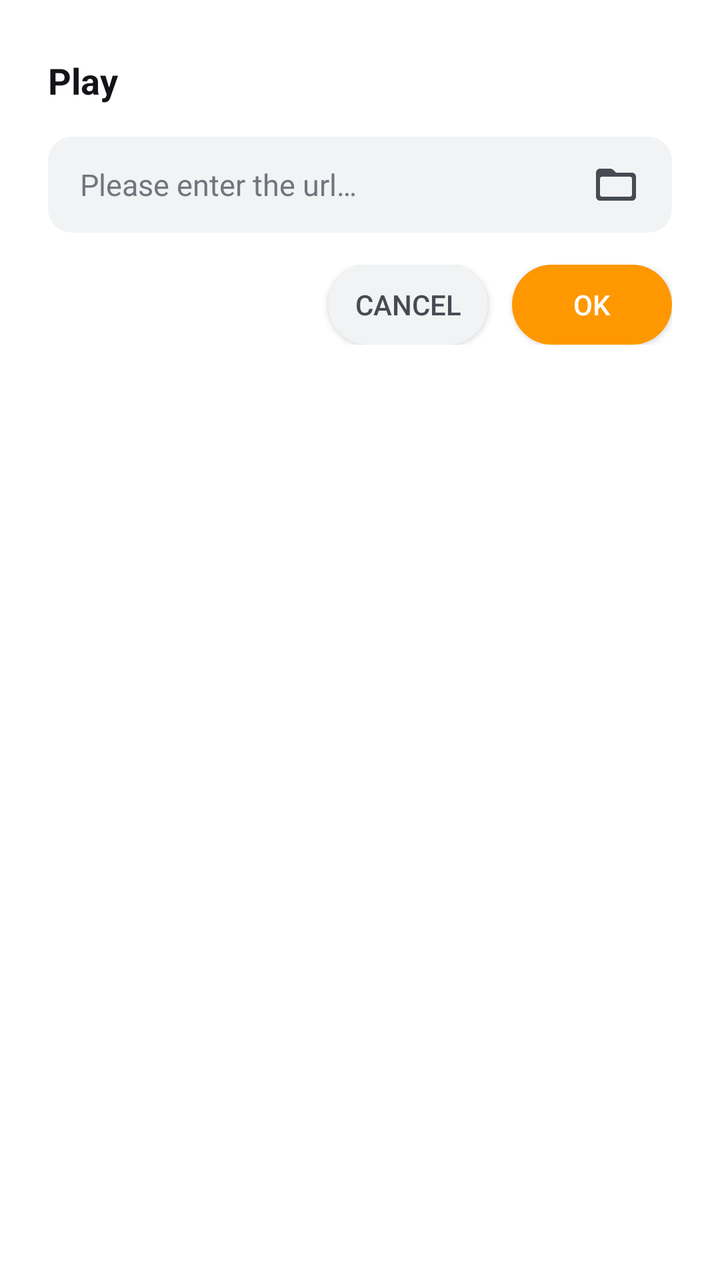
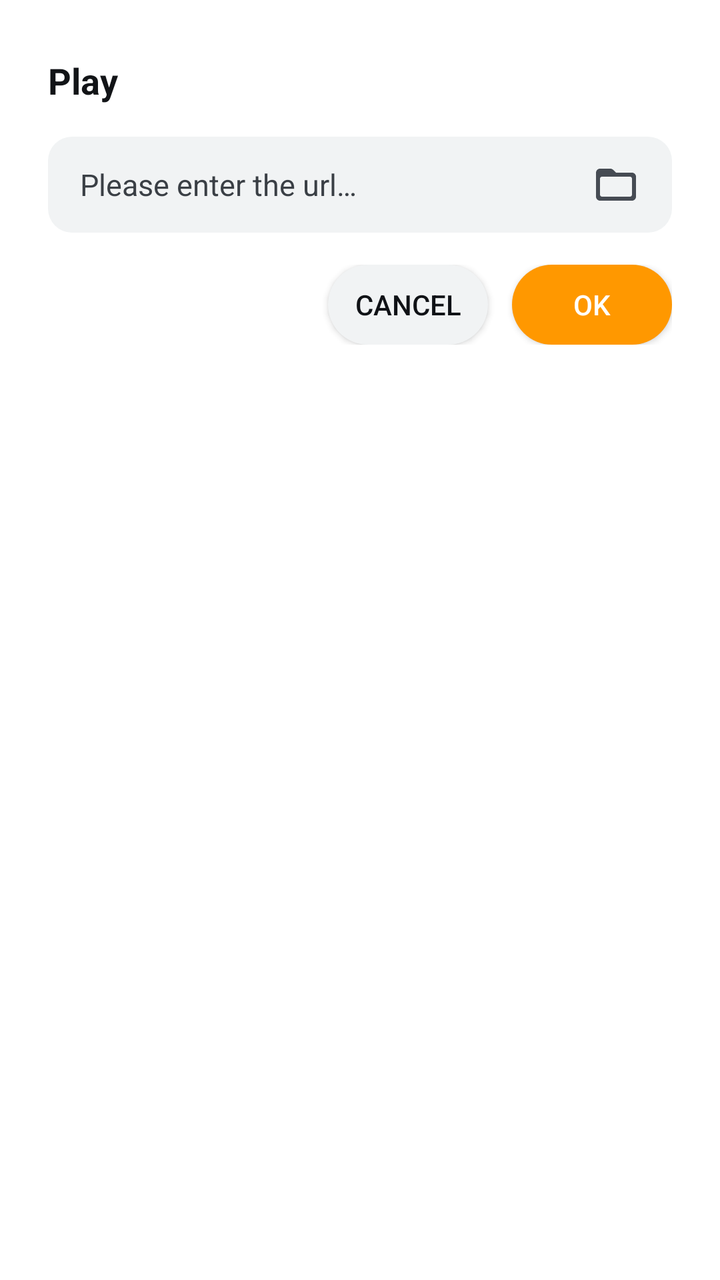

Before-and-after screenshots of an Android layout around one commit, followed by the original layout XML and the change that was made.
<!-- AndroidManifest.xml: another module's application theme Theme.App -->
<!-- res/layout/dialog_link.xml -->
<?xml version="1.0" encoding="utf-8"?>
<androidx.appcompat.widget.LinearLayoutCompat xmlns:android="http://schemas.android.com/apk/res/android"
    xmlns:app="http://schemas.android.com/apk/res-auto"
    android:layout_width="match_parent"
    android:layout_height="wrap_content"
    android:background="@drawable/xc_dialog_light"
    android:orientation="vertical"
    android:paddingStart="24dp"
    android:paddingTop="28dp"
    android:paddingEnd="24dp"
    android:paddingBottom="24dp">

    <androidx.appcompat.widget.AppCompatTextView
        android:layout_width="wrap_content"
        android:layout_height="wrap_content"
        android:layout_marginBottom="16dp"
        android:text="@string/play"
        android:textColor="#121417"
        android:textSize="18sp"
        android:textStyle="bold" />

    <androidx.appcompat.widget.LinearLayoutCompat
        android:layout_width="match_parent"
        android:layout_height="wrap_content"
        android:background="@drawable/xc_input_bg"
        android:gravity="center_vertical"
        android:orientation="horizontal"
        android:paddingStart="16dp"
        android:paddingEnd="8dp">

        <androidx.appcompat.widget.AppCompatEditText
            android:id="@+id/text"
            android:layout_width="0dp"
            android:layout_height="48dp"
            android:layout_weight="1"
            android:background="@null"
            android:hint="@string/dialog_config_url"
            android:imeOptions="actionDone"
            android:importantForAutofill="no"
            android:inputType="textUri"
            android:singleLine="true"
            android:textColor="#121417"
            android:textColorHint="#70767E"
            android:textSize="15sp" />

        <androidx.appcompat.widget.AppCompatImageButton
            android:id="@+id/choose"
            android:layout_width="40dp"
            android:layout_height="40dp"
            android:background="?attr/selectableItemBackgroundBorderless"
            android:src="@drawable/ic_action_choose"
            app:tint="#464B53" />

    </androidx.appcompat.widget.LinearLayoutCompat>

    <androidx.appcompat.widget.LinearLayoutCompat
        android:layout_width="match_parent"
        android:layout_height="wrap_content"
        android:layout_marginTop="16dp"
        android:gravity="end"
        android:orientation="horizontal">

        <androidx.appcompat.widget.AppCompatButton
            android:id="@+id/negative"
            android:layout_width="wrap_content"
            android:layout_height="40dp"
            android:background="@drawable/xc_btn_cancel"
            android:minWidth="80dp"
            android:text="@string/dialog_negative"
            android:textColor="#464B53"
            android:textSize="14sp" />

        <androidx.appcompat.widget.AppCompatButton
            android:id="@+id/positive"
            android:layout_width="wrap_content"
            android:layout_height="40dp"
            android:layout_marginStart="12dp"
            android:background="@drawable/xc_capsule_orange"
            android:minWidth="80dp"
            android:text="@string/dialog_positive"
            android:textColor="#FFFFFF"
            android:textSize="14sp" />

    </androidx.appcompat.widget.LinearLayoutCompat>
</androidx.appcompat.widget.LinearLayoutCompat>
<!-- resources referenced by this layout -->
<resources>
  <!-- drawable ic_action_choose (drawable) -->
  <vector xmlns:android="http://schemas.android.com/apk/res/android"
      android:width="24dp"
      android:height="24dp"
      android:tint="?attr/colorControlNormal"
      android:viewportWidth="24"
      android:viewportHeight="24">
      <path
          android:fillColor="@android:color/white"
          android:pathData="M20,6h-8l-1.41,-1.41C10.21,4.21 9.7,4 9.17,4L4,4c-1.1,0 -1.99,0.9 -1.99,2L2,18c0,1.1 0.9,2 2,2h16c1.1,0 2,-0.9 2,-2L22,8c0,-1.1 -0.9,-2 -2,-2zM19,18L5,18c-0.55,0 -1,-0.45 -1,-1L4,9c0,-0.55 0.45,-1 1,-1h14c0.55,0 1,0.45 1,1v8c0,0.55 -0.45,1 -1,1z" />
  </vector>
  <!-- drawable xc_btn_cancel (drawable) -->
  <?xml version="1.0" encoding="utf-8"?>
  <shape xmlns:android="http://schemas.android.com/apk/res/android"
      android:shape="rectangle">
      <corners android:radius="20dp" />
      <solid android:color="#F1F3F4" />
  </shape>
  <!-- drawable xc_capsule_orange (drawable) -->
  <?xml version="1.0" encoding="utf-8"?>
  <shape xmlns:android="http://schemas.android.com/apk/res/android"
      android:shape="rectangle">
      <solid android:color="#FF9800" />
      <corners android:radius="24dp" />
  </shape>
  <!-- drawable xc_dialog_light (drawable) -->
  <?xml version="1.0" encoding="utf-8"?>
  <shape xmlns:android="http://schemas.android.com/apk/res/android"
      android:shape="rectangle">
      <solid android:color="#B3FFFFFF" />
      <corners android:radius="16dp" />
      <stroke android:width="1dp" android:color="#40FFFFFF" />
  </shape>
  <!-- drawable xc_input_bg (drawable) -->
  <?xml version="1.0" encoding="utf-8"?>
  <shape xmlns:android="http://schemas.android.com/apk/res/android"
      android:shape="rectangle">
      <corners android:radius="12dp" />
      <solid android:color="#F1F3F4" />
  </shape>
  <string name="dialog_config_url">Please enter the url…</string>
  <string name="dialog_negative">Cancel</string>
  <string name="dialog_positive">OK</string>
  <string name="play">Play</string>
  <style name="Theme.App" parent="Theme.XingChen">
          <item name="android:windowDisablePreview">true</item>
          <item name="android:windowSplashScreenBackground">#000000</item>
          <item name="android:windowBackground">#000000</item>
      </style>
  <style name="Theme.XingChen" parent="Theme.Material3.DayNight.NoActionBar">
          <item name="android:windowBackground">@android:color/transparent</item>
                <item name="android:colorBackground">@android:color/transparent</item>
          <item name="colorPrimary">#f0a400</item>
          <item name="colorPrimaryVariant">#c07f00</item>
          <item name="colorOnPrimary">@android:color/white</item>
      </style>
</resources>

<!-- the commit's change to res/layout/dialog_link.xml (unified diff, before → after) -->
@@ -40,7 +40,7 @@
             android:inputType="textUri"
             android:singleLine="true"
             android:textColor="#121417"
-            android:textColorHint="#70767E"
+            android:textColorHint="#3A3F45"
             android:textSize="15sp" />
 
         <androidx.appcompat.widget.AppCompatImageButton
@@ -67,7 +67,7 @@
             android:background="@drawable/xc_btn_cancel"
             android:minWidth="80dp"
             android:text="@string/dialog_negative"
-            android:textColor="#464B53"
+            android:textColor="#101216"
             android:textSize="14sp" />
 
         <androidx.appcompat.widget.AppCompatButton
